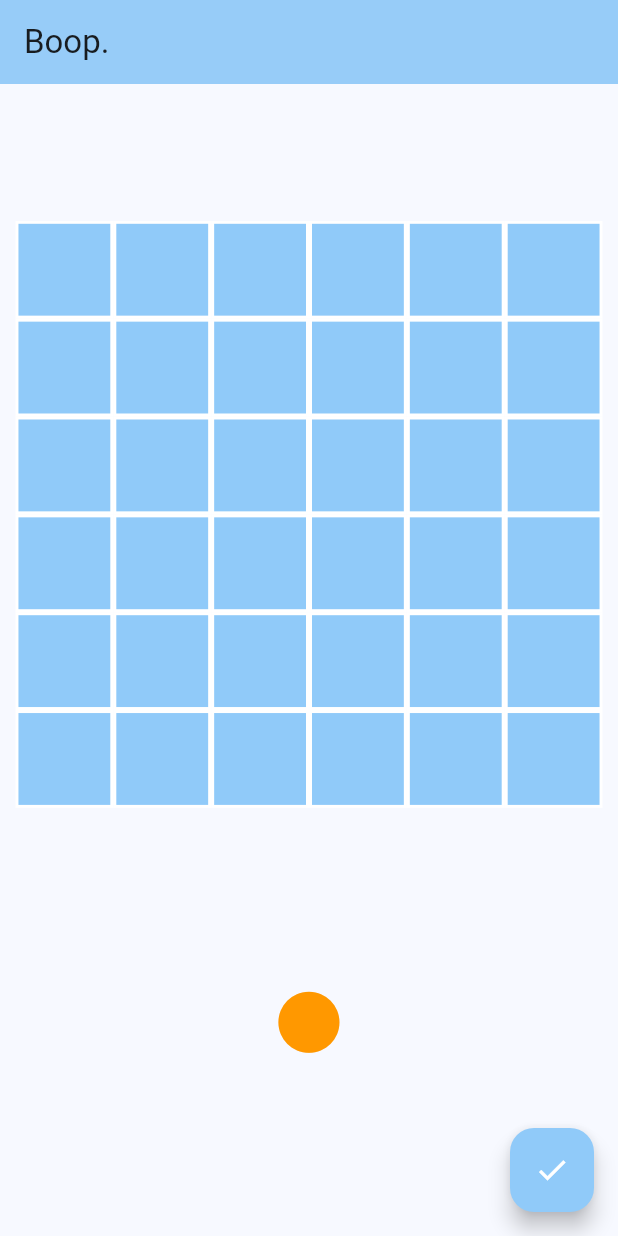
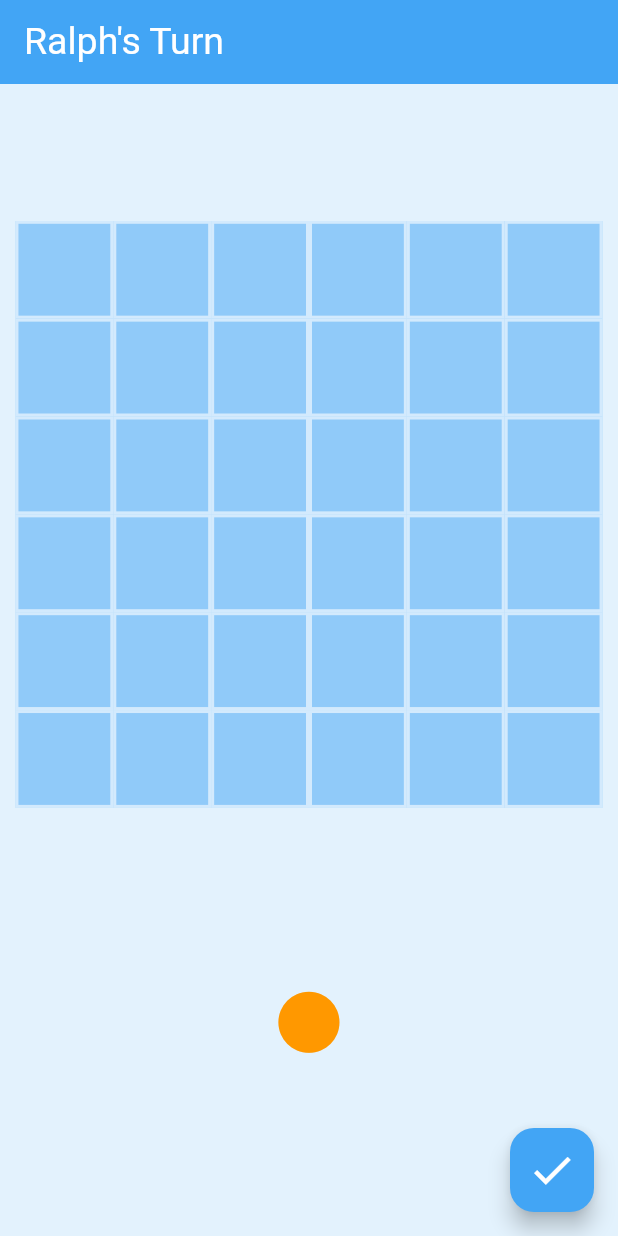
Before and after one commit to LiamWhitenack/boop, a Flutter app: the screen it shows after launch, on a phone screen of 412 x 824 dp. Run offline on Flutter 3.47's test engine with Material 2 defaults, Android fonts, the phone set to English and light mode, and no system bars.

Commit message:
small ui changes of game screen

```diff
--- a/lib/grid.dart
+++ b/lib/grid.dart
@@ -44,7 +44,7 @@ class _GridState extends State<Grid> {
   @override
   Widget build(BuildContext context) {
     if (widget.winner != null) {
-      return Text('$widget.winner wins!');
+      return Text('${widget.winner} wins!');
     }
 
     Player activePlayer = widget.playerOneTurn ? widget.playerOne : widget.playerTwo;
@@ -96,7 +96,7 @@ class _GridState extends State<Grid> {
             return Container(
               decoration: BoxDecoration(
                 color: cellColor,
-                border: Border.all(color: Colors.white, width: 2),
+                border: Border.all(color: Colors.white60, width: 2),
               ),
               child: cellContents,
             );
--- a/lib/main.dart
+++ b/lib/main.dart
@@ -52,15 +52,16 @@ class _MyAppState extends State<MyApp> {
 
   @override
   Widget build(BuildContext context) {
+    String playerTurn = playerOneTurn ? widget.playerOne.name : widget.playerTwo.name;
     return MaterialApp(
       title: 'Boop.',
       theme: ThemeData(
-        colorScheme: ColorScheme.fromSeed(seedColor: Colors.blue.shade200),
+        colorScheme: ColorScheme.fromSeed(seedColor: Colors.blue.shade400),
         useMaterial3: true,
       ),
       home: Scaffold(
         body: MyGamePage(
-          title: 'Boop.',
+          title: "$playerTurn's Turn",
           playerOne: widget.playerOne,
           playerTwo: widget.playerTwo,
           board: widget.board,
@@ -69,11 +70,12 @@ class _MyAppState extends State<MyApp> {
           alternatePlayerOneTurn: alternatePlayerOneTurn,
         ),
         floatingActionButton: FloatingActionButton(
-          backgroundColor: Colors.blue.shade200,
+          backgroundColor: Colors.blue.shade400,
           onPressed: confirmMove,
-          child: const Icon(
+          child: Icon(
             Icons.check,
             color: Colors.white,
+            size: MediaQuery.of(context).size.width * 0.08,
           ),
         ),
       ),
--- a/lib/my_game_page.dart
+++ b/lib/my_game_page.dart
@@ -47,14 +47,19 @@ class _MyGamePageState extends State<MyGamePage> {
     final double gridLength = limitingSize == screenWidth ? screenWidth * 0.95 : limitingSize * 0.65;
     return Scaffold(
       appBar: AppBar(
-        backgroundColor: Theme.of(context).colorScheme.inversePrimary,
-        title: Text(widget.title),
+        backgroundColor: Colors.blue.shade400,
+        foregroundColor: Colors.white,
+        title: Text(
+          widget.title,
+          style: const TextStyle(fontSize: 25),
         ),
-      body: Center(
+      ),
+      body: Container(
+        color: Colors.blue.shade50,
+        child: Center(
           child: Column(
             mainAxisAlignment: MainAxisAlignment.spaceEvenly,
             children: [
-            // SizedBox(height: screenHeight * 0.08),
               SizedBox(
                 height: gridLength,
                 width: gridLength,
@@ -100,6 +105,7 @@ class _MyGamePageState extends State<MyGamePage> {
             ],
           ),
         ),
+      ),
     );
   }
 }
```
Lines whose indentation alone changed are shown as unchanged.
